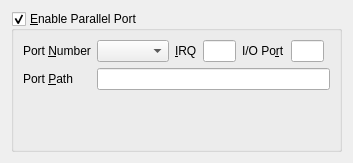
Qt form vbox/src/VBox/Frontends/VirtualBox4/ui/VBoxVMSettingsParallel.ui (jljuxgm/vboxgit) before a commit.
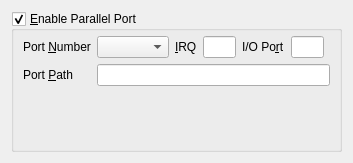
The same form after that commit.

What changed in the file:
```diff
--- a/vbox/src/VBox/Frontends/VirtualBox4/ui/VBoxVMSettingsParallel.ui
+++ b/vbox/src/VBox/Frontends/VirtualBox4/ui/VBoxVMSettingsParallel.ui
@@ -39,6 +39,9 @@
       <bool>true</bool>
      </property>
      <layout class="QGridLayout" >
+      <property name="topMargin" >
+       <number>5</number>
+      </property>
       <item row="0" column="0" >
        <widget class="QLabel" name="mLbNumber" >
         <property name="text" >
```
